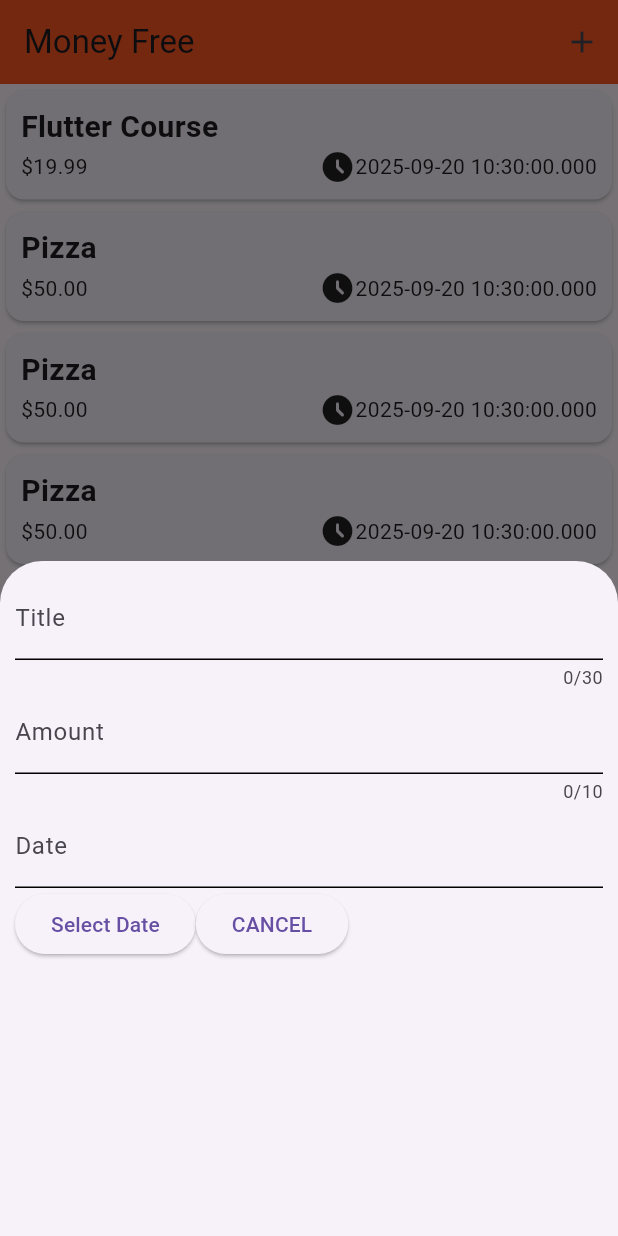
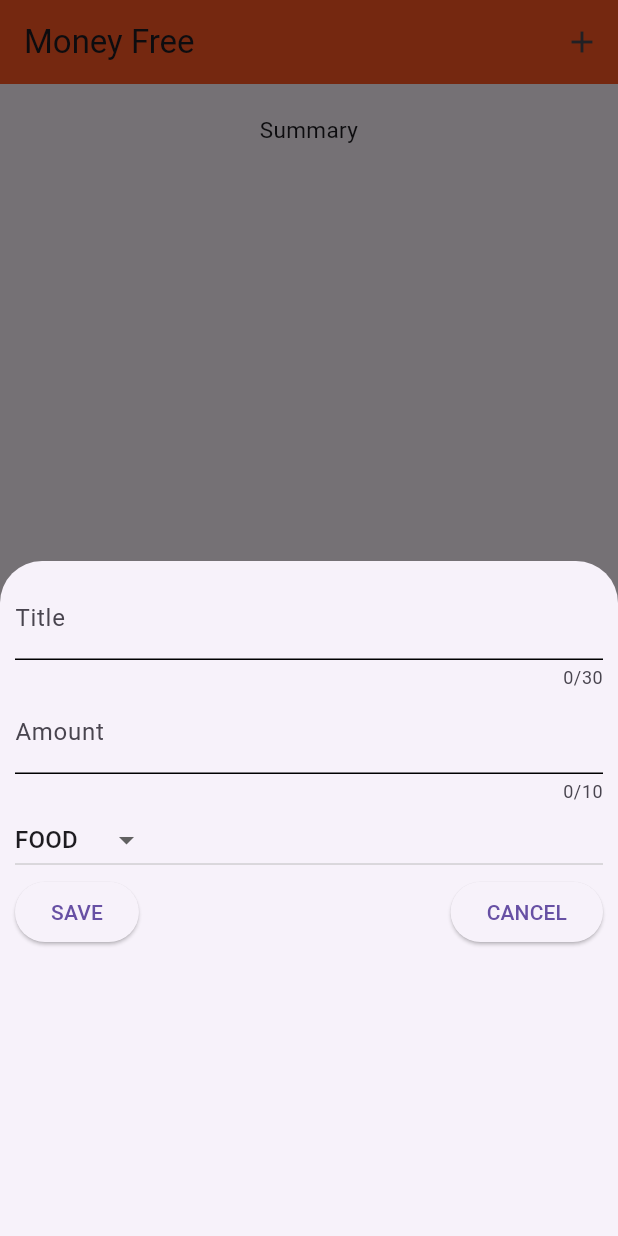
Before and after one commit to albert-a0/money_free, a Flutter app: the screen it shows after launch, after a tap on the "add" icon, on a phone screen of 412 x 824 dp. Run offline on Flutter 3.47's test engine with Material 3 defaults, Android fonts, the phone set to English and light mode, and no system bars; our stand-ins replace fl_chart, syncfusion_flutter_charts; missing offline and left inert: dart:ffi.

Commit message:
fully working expenses app

```diff
--- /dev/null
+++ b/lib/hello_test.dart
@@ -0,0 +1,42 @@
+
+import 'package:money_free/model/expense.dart';
+import 'package:money_free/model/pie_data.dart';
+import 'package:syncfusion_flutter_charts/charts.dart';
+
+List<PieData> getPieData(List<Expense> regexpensess){
+  List<PieData> dd =[];
+  var sized = regexpensess.length;
+
+  var numFood= 0;
+  var numTravel= 0;
+  var numLeisure= 0;
+  var numWork= 0;
+  for(int i=0;i<regexpensess.length;i++){
+    if(regexpensess[i].category == Category.TRAVEL){
+      numTravel++;
+    }else if(regexpensess[i].category == Category.FOOD){
+      numFood++;
+    }else if(regexpensess[i].category == Category.LEISURE) {
+      numLeisure++;
+    }else{
+      numWork++;
+    }
+  }
+
+
+  if(numFood != 0){
+    dd.add(PieData("Food", (numFood/sized) *100,"${((numFood/sized) *100).toStringAsFixed(0)}"));
+  }
+
+  if(numTravel != 0){
+    dd.add(PieData("Travel", (numTravel/sized) * 100,"${((numTravel/sized) * 100).toStringAsFixed(0)}"));
+  }
+  if(numLeisure != 0){
+    dd.add(PieData("Leisure", (numLeisure/sized) * 100,"${((numLeisure/sized) * 100).toStringAsFixed(0)}"));
+  }
+  if(numWork != 0){
+    dd.add(PieData("Work", (numWork/sized) * 100,"${((numWork/sized) * 100).toStringAsFixed(0)}"));
+  }
+
+  return dd;
+}
--- /dev/null
+++ b/lib/model/pie_data.dart
@@ -0,0 +1,6 @@
+class PieData {
+  PieData(this.xData, this.yData, [this.text]);
+  final String xData;
+  final num yData;
+  String? text;
+}
--- a/lib/widgets/expenses_list/expenses.dart
+++ b/lib/widgets/expenses_list/expenses.dart
@@ -1,8 +1,11 @@
 import 'package:flutter/material.dart';
 import 'package:money_free/widgets/expenses_list/expenses_list.dart';
 import 'package:money_free/widgets/expenses_list/new_expense.dart';
+import 'package:syncfusion_flutter_charts/charts.dart';
 
+import '../../hello_test.dart';
 import '../../model/expense.dart';
+import '../../model/pie_data.dart';
 
 class Expenses extends StatefulWidget {
   Expenses({super.key});
@@ -15,16 +18,19 @@ class Expenses extends StatefulWidget {
 }
 
 class _ExpensesState extends State<Expenses> {
-  final List<Expense> _regexpenses=[
-    Expense( "Flutter Course", 19.99, DateTime.now(), Category.WORK),
-    Expense( "Pizza", 50.00, DateTime.now(), Category.FOOD),
-    Expense( "Pizza", 50.00, DateTime.now(), Category.FOOD),
-    Expense( "Pizza", 50.00, DateTime.now(), Category.FOOD),
-    Expense( "Pizza", 50.00, DateTime.now(), Category.FOOD),
-    Expense( "Pizza", 50.00, DateTime.now(), Category.FOOD),
-    Expense( "Pizza", 50.00, DateTime.now(), Category.FOOD),
-    Expense( "Pizza", 50.00, DateTime.now(), Category.FOOD)
-  ];
+  List<Expense> _regexpenses=[];
+
+  void addExpense(Expense expense){
+    setState(() {
+      _regexpenses.add(expense);
+    });
+  }
+
+  void deleteExpense(int ii){
+    setState(() {
+      _regexpenses.removeAt(ii);
+    });
+  }
 
 
   @override
@@ -37,22 +43,46 @@ class _ExpensesState extends State<Expenses> {
         actions: [
           IconButton(onPressed: (){
             showModalBottomSheet(context: context, builder:(ctx) {
-              return NewExpense();
+              return NewExpense(addExpense);
             });
           }, icon: Icon(Icons.add))
         ],
       ),
-      body: Column(
-        children: [
-          SizedBox(
-            height: 400,
-            child: Expanded(
-                child:ExpensesList(_regexpenses)
+      body: SingleChildScrollView(
+        child:Column(
+          children: [
+            Padding(
+                padding: EdgeInsets.all(10),
+                child:  Column(
+                  crossAxisAlignment: CrossAxisAlignment.start,
+                  children: [
+                    SfCircularChart(
+                      title: ChartTitle(text: "Summary"),
+                      legend: Legend(isVisible: true),
+                      series: <PieSeries<PieData, String>> [
+                        PieSeries<PieData, String>(
+                          explode: true,
+                          explodeIndex: 0,
+                          dataSource: getPieData(_regexpenses),
+                        xValueMapper: (PieData data, _) => data.xData,
+                        yValueMapper: (PieData data, _) => data.yData,
+                        dataLabelMapper: (PieData data, _) => data.text,
+                        dataLabelSettings: DataLabelSettings(isVisible: true))
+
+                      ]
+                    ),
+                    SizedBox(
+                        height: 400,
+                        child: ExpensesList(_regexpenses,deleteExpense) // Expanded removed
+                    )
+                  ],
+                )
             )
-          )
 
-        ],
-      ) ,
+
+          ],
+        )
+      ),
     );
   }
 
--- a/lib/widgets/expenses_list/expenses_list.dart
+++ b/lib/widgets/expenses_list/expenses_list.dart
@@ -1,21 +1,25 @@
 
+import 'package:fl_chart/fl_chart.dart';
 import 'package:flutter/material.dart';
 import 'package:money_free/widgets/expenses_list/expense_item.dart';
 
 import '../../model/expense.dart';
 
 class ExpensesList extends StatelessWidget{
-  ExpensesList(this.expenses);
+  ExpensesList(this.expenses,this.deleteExpense);
   final List<Expense> expenses;
+  void Function(int iii) deleteExpense;
 
   @override
   Widget build(BuildContext context) {
-    return ListView.builder(
-        itemCount: expenses.length,
-        itemBuilder: (ctx,index){
-          return ExpenseItem(expenses[index]);
-        }
-    );
+    return
+          ListView.builder(
+              itemCount: expenses.length,
+              itemBuilder: (ctx,index){
+                return ExpenseItem(expenses[index],deleteExpense,index);
+              }
+          );
+
   }
 
 }
--- a/lib/widgets/expenses_list/new_expense.dart
+++ b/lib/widgets/expenses_list/new_expense.dart
@@ -1,7 +1,13 @@
+import 'dart:ffi';
+
+import 'package:flutter/foundation.dart' hide Category;
 import 'package:flutter/material.dart';
+import 'package:money_free/model/expense.dart';
 
 class NewExpense  extends StatefulWidget{
-  NewExpense({super.key});
+  NewExpense(this.addExpense,{super.key});
+
+  void Function(Expense expense) addExpense;
 
   @override
   State<NewExpense> createState() {
@@ -11,6 +17,18 @@ class NewExpense  extends StatefulWidget{
 }
 
 class _NewExpenseState extends State<NewExpense>{
+  var SELECTEDCATEGORY=Category.FOOD;
+  final TextEditingController myTitleCont = TextEditingController();
+  final TextEditingController myAmountCont = TextEditingController();
+
+  @override
+  void dispose() {
+    myTitleCont.dispose();
+    myAmountCont.dispose();
+    super.dispose();
+  }
+
+
   @override
   Widget build(BuildContext context) {
     return Container(
@@ -27,9 +45,7 @@ class _NewExpenseState extends State<NewExpense>{
                     enabledBorder: UnderlineInputBorder()
                 ),
                 maxLength: 30,
-                onChanged: (value) {
-
-                },
+                controller: myTitleCont,
               ),
               TextField(
                 decoration: InputDecoration(
@@ -37,30 +53,25 @@ class _NewExpenseState extends State<NewExpense>{
                     enabledBorder: UnderlineInputBorder()
                 ),
                 maxLength: 10,
-                onChanged: (value) {
-
-                },
+                controller: myAmountCont,
                 keyboardType: TextInputType.number,
               ),
-              TextField(
-                decoration: InputDecoration(
-                    label: Text("Date"),
-                    enabledBorder: UnderlineInputBorder()
-                ),
+              DropdownButton<Category>(
+                  items: Category.values.map((e) => DropdownMenuItem(value: e,child: Text(e.name))).toList(),
+                  value: SELECTEDCATEGORY,
+                  onChanged:(vvv) {
 
-                keyboardType: TextInputType.datetime,
-              ),
+                    setState(() {
+                      SELECTEDCATEGORY = vvv!;
+                    });
+              }),
               Row(
                 children: [
                   ElevatedButton(onPressed: () {
-                    showDatePicker(context: context,
-                        firstDate: DateTime.now(),
-                        lastDate: DateTime.now().add( Duration(days: 365)),
-                        initialDate: DateTime.now(),
-                    ).then((value) {
-                      print(value);
-                    });
-                  }, child: Text("Select Date")),
+                    widget.addExpense(Expense(myTitleCont.text,double.parse(myAmountCont.text), DateTime.now(), SELECTEDCATEGORY));
+                    Navigator.pop(context);
+                  }, child: Text("SAVE")),
+                  Spacer(),
                   ElevatedButton(onPressed: () {
                     Navigator.pop(context);
                   }, child: Text("CANCEL"))
--- a/pubspec.yaml
+++ b/pubspec.yaml
@@ -35,6 +35,8 @@ dependencies:
   # Use with the CupertinoIcons class for iOS style icons.
   cupertino_icons: ^1.0.8
   uuid: ^4.5.1
+  fl_chart: ^1.1.1
+  syncfusion_flutter_charts: ^31.1.20
 
 dev_dependencies:
   flutter_test:
```
Also changed, not shown: lib/widgets/expenses_list/expense_item.dart (+18 -3 lines), pubspec.lock.
